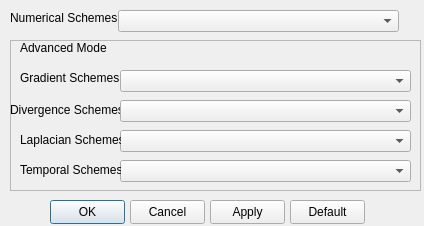
First picture: the form in Source/CaseCreator/numericDialog.ui, repository mohamedalysayed/SplashFOAM, before the edit.
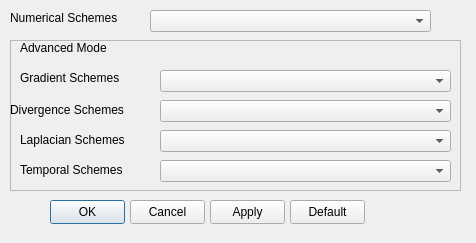
Second picture: the form after the edit.

Commit message: Cosmetic changes on Qt-UI for better visibility.

```diff
--- a/Source/CaseCreator/numericDialog.ui
+++ b/Source/CaseCreator/numericDialog.ui
@@ -6,8 +6,8 @@
    <rect>
     <x>0</x>
     <y>0</y>
-    <width>424</width>
-    <height>226</height>
+    <width>476</width>
+    <height>243</height>
    </rect>
   </property>
   <property name="windowTitle">
@@ -68,7 +68,7 @@
   <widget class="QComboBox" name="comboBoxBasicMode">
    <property name="geometry">
     <rect>
-     <x>118</x>
+     <x>150</x>
      <y>10</y>
      <width>281</width>
      <height>22</height>
@@ -80,7 +80,7 @@
     <rect>
      <x>10</x>
      <y>10</y>
-     <width>111</width>
+     <width>131</width>
      <height>16</height>
     </rect>
    </property>
@@ -93,7 +93,7 @@
     <rect>
      <x>10</x>
      <y>40</y>
-     <width>411</width>
+     <width>451</width>
      <height>151</height>
     </rect>
    </property>
@@ -108,7 +108,7 @@
      <rect>
       <x>0</x>
       <y>60</y>
-      <width>111</width>
+      <width>141</width>
       <height>20</height>
      </rect>
     </property>
@@ -119,7 +119,7 @@
    <widget class="QComboBox" name="comboBoxDivScheme">
     <property name="geometry">
      <rect>
-      <x>110</x>
+      <x>150</x>
       <y>60</y>
       <width>291</width>
       <height>22</height>
@@ -131,7 +131,7 @@
      <rect>
       <x>10</x>
       <y>30</y>
-      <width>101</width>
+      <width>131</width>
       <height>16</height>
      </rect>
     </property>
@@ -142,7 +142,7 @@
    <widget class="QComboBox" name="comboBoxLaplacian">
     <property name="geometry">
      <rect>
-      <x>110</x>
+      <x>150</x>
       <y>90</y>
       <width>291</width>
       <height>22</height>
@@ -152,7 +152,7 @@
    <widget class="QComboBox" name="comboBoxGradScheme">
     <property name="geometry">
      <rect>
-      <x>110</x>
+      <x>150</x>
       <y>30</y>
       <width>291</width>
       <height>22</height>
@@ -164,7 +164,7 @@
      <rect>
       <x>10</x>
       <y>90</y>
-      <width>101</width>
+      <width>131</width>
       <height>20</height>
      </rect>
     </property>
@@ -175,7 +175,7 @@
    <widget class="QComboBox" name="comboBoxTemporal">
     <property name="geometry">
      <rect>
-      <x>110</x>
+      <x>150</x>
       <y>120</y>
       <width>291</width>
       <height>22</height>
@@ -187,7 +187,7 @@
      <rect>
       <x>10</x>
       <y>120</y>
-      <width>101</width>
+      <width>131</width>
       <height>20</height>
      </rect>
     </property>
```
The commit also changes 7 other files.
